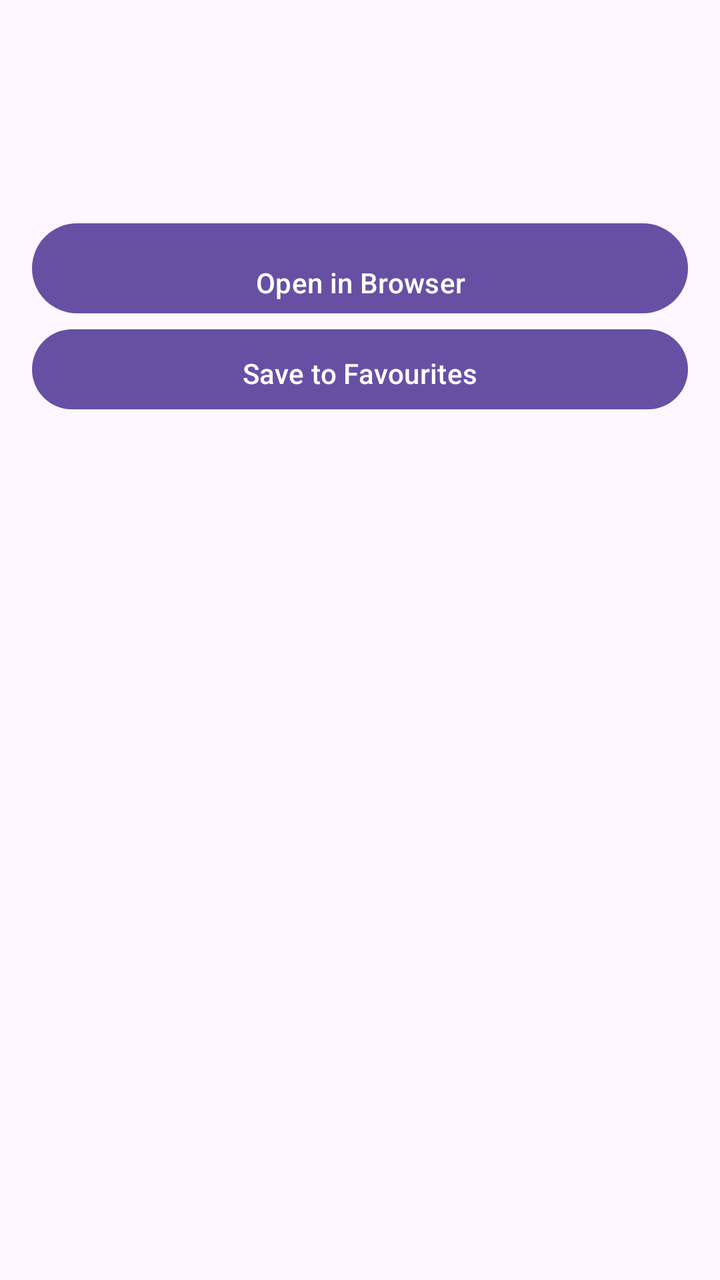
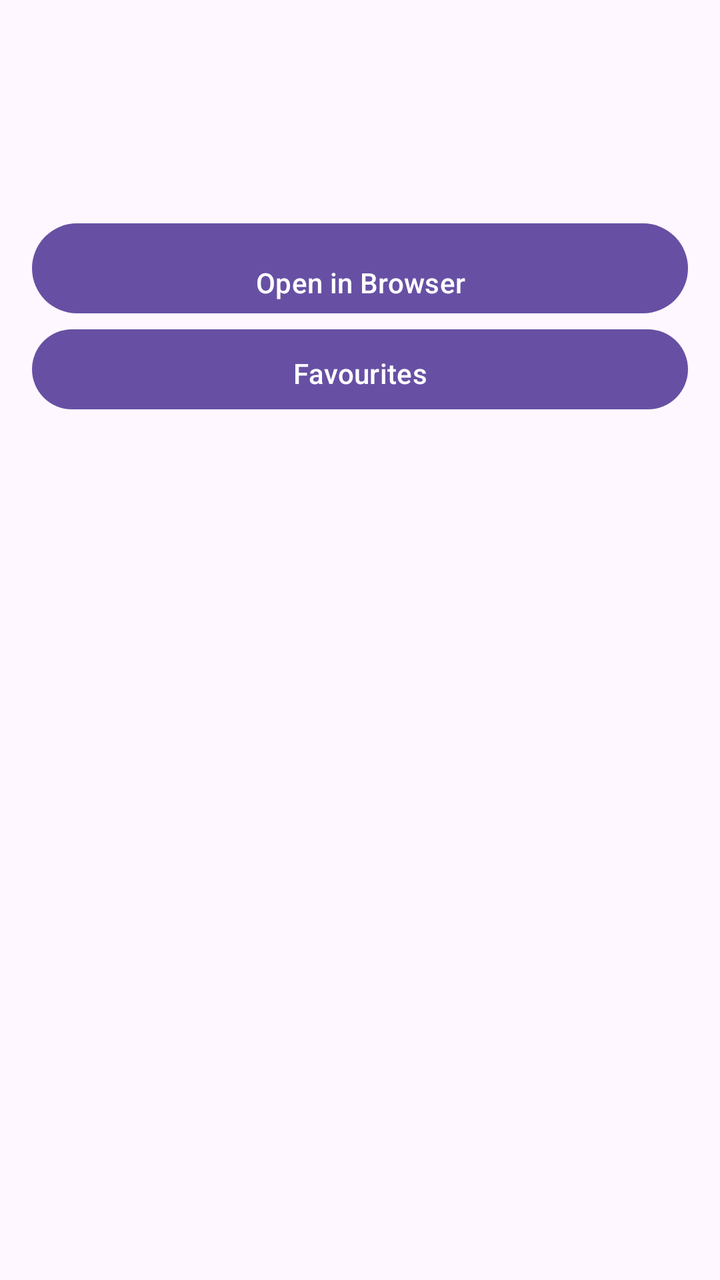

Two renders of the same Android screen: before a commit and after it. Below are the layout's source before the change and the commit's diff.
<!-- AndroidManifest.xml: application theme Theme.BBCNewsReader -->
<!-- res/layout/activity_details.xml -->
<?xml version="1.0" encoding="utf-8"?>
<ScrollView xmlns:android="http://schemas.android.com/apk/res/android"
    android:layout_height="match_parent"
    android:layout_width="match_parent"
    android:padding="16dp">
    <LinearLayout
        android:orientation="vertical"
        android:layout_width="match_parent"
        android:layout_height="wrap_content">
        <TextView
            android:id="@+id/textTitle"
            android:textSize="20dp"
            android:textStyle="bold"
            android:layout_width="match_parent"
            android:layout_height="wrap_content"/>
        <TextView
            android:id="@+id/textDate"
            android:layout_width="match_parent"
            android:layout_height="wrap_content"
            android:textSize="14dp"
            android:paddingTop="8dp"/>
        <TextView
            android:id="@+id/textDescription"
            android:textSize="16dp"
            android:layout_width="match_parent"
            android:layout_height="wrap_content"
            android:paddingTop="16dp"/>
        <Button
            android:id="@+id/buttonOpenBrowser"
            android:text="Open in Browser"
            android:layout_width="match_parent"
            android:layout_height="wrap_content"
            android:paddingTop="20dp"/>
        <Button
            android:id="@+id/buttonSaveFavourite"
            android:text="Save to Favourites"
            android:layout_width="match_parent"
            android:layout_height="wrap_content"
            android:paddingTop="10dp"/>

    </LinearLayout>

</ScrollView>
<!-- resources referenced by this layout -->
<resources>
  <style name="Theme.BBCNewsReader" parent="Base.Theme.BBCNewsReader" />
  <style name="Base.Theme.BBCNewsReader" parent="Theme.Material3.DayNight.NoActionBar">
          
          
      </style>
</resources>

<!-- the commit's change to res/layout/activity_details.xml (unified diff, before → after) -->
@@ -27,13 +27,13 @@
             android:paddingTop="16dp"/>
         <Button
             android:id="@+id/buttonOpenBrowser"
-            android:text="Open in Browser"
+            android:text="@string/open_button"
             android:layout_width="match_parent"
             android:layout_height="wrap_content"
             android:paddingTop="20dp"/>
         <Button
             android:id="@+id/buttonSaveFavourite"
-            android:text="Save to Favourites"
+            android:text="@string/favourites"
             android:layout_width="match_parent"
             android:layout_height="wrap_content"
             android:paddingTop="10dp"/>
<!-- resource entries referenced after the edit -->
@@ -1,5 +1,7 @@
 <!-- resources referenced by this layout -->
 <resources>
+  <string name="favourites">Favourites</string>
+  <string name="open_button">Open in Browser</string>
   <style name="Theme.BBCNewsReader" parent="Base.Theme.BBCNewsReader" />
   <style name="Base.Theme.BBCNewsReader" parent="Theme.Material3.DayNight.NoActionBar">
           
